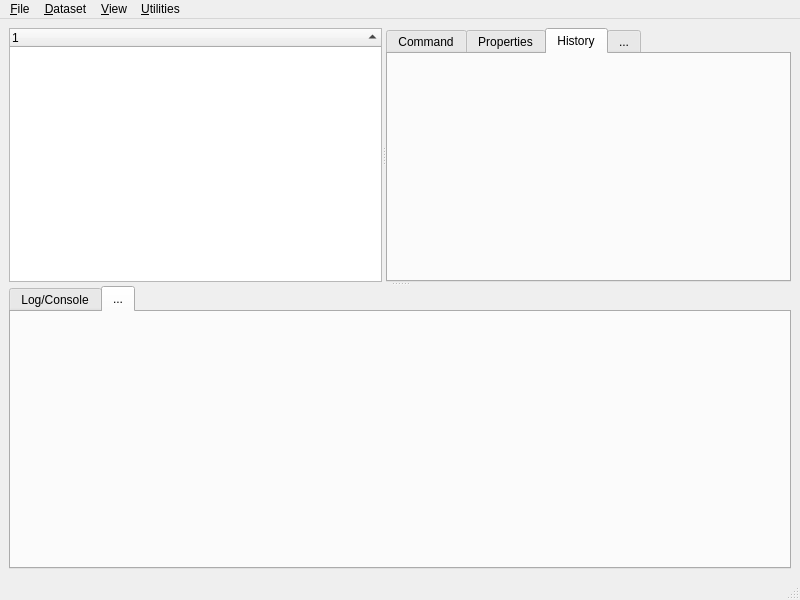
Before: the Qt Designer form datalad_gooey/resources/ui/main_window.ui in datalad/datalad-gooey, drawn with Qt 5.
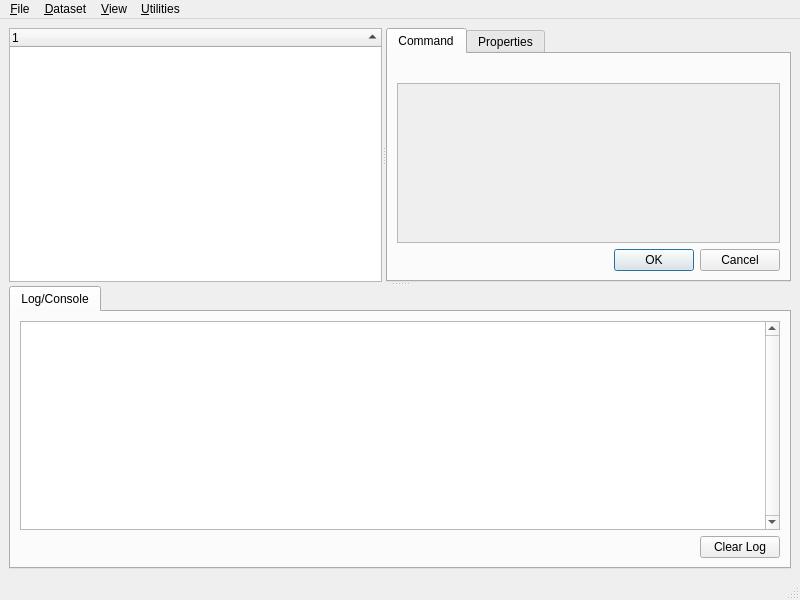
After: the same form once the commit is applied. The open tabs and pages were chosen to show the change.

Commit message:
Remove prospective tab widgets
They will not materialize in time for the MVP release

What changed in the file:
```diff
--- a/datalad_gooey/resources/ui/main_window.ui
+++ b/datalad_gooey/resources/ui/main_window.ui
@@ -119,22 +119,6 @@
           </item>
          </layout>
         </widget>
-        <widget class="QWidget" name="historyTab">
-         <property name="enabled">
-          <bool>false</bool>
-         </property>
-         <attribute name="title">
-          <string>History</string>
-         </attribute>
-        </widget>
-        <widget class="QWidget" name="otherContextTab">
-         <property name="enabled">
-          <bool>false</bool>
-         </property>
-         <attribute name="title">
-          <string>...</string>
-         </attribute>
-        </widget>
        </widget>
       </widget>
       <widget class="QTabWidget" name="consoleTabs">
@@ -174,14 +158,6 @@
          </item>
         </layout>
        </widget>
-       <widget class="QWidget" name="tab_2">
-        <property name="enabled">
-         <bool>false</bool>
-        </property>
-        <attribute name="title">
-         <string>...</string>
-        </attribute>
-       </widget>
       </widget>
      </widget>
     </item>
```
